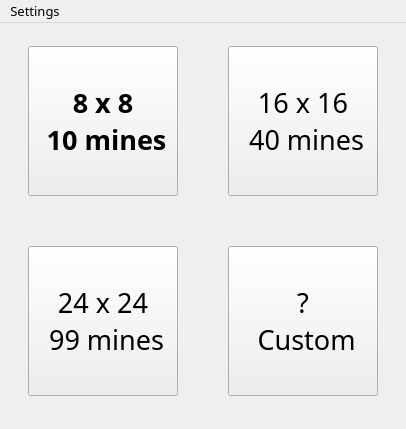
Mehran1383/Minesweeper, file src/mainwindow.ui: the form before one commit.
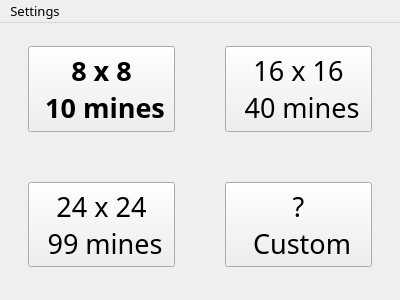
The form after the commit. The open tabs and pages were chosen to show the change.

Diff of the .ui file:
```diff
--- a/src/mainwindow.ui
+++ b/src/mainwindow.ui
@@ -6,8 +6,8 @@
    <rect>
     <x>0</x>
     <y>0</y>
-    <width>406</width>
-    <height>429</height>
+    <width>400</width>
+    <height>300</height>
    </rect>
   </property>
   <property name="sizePolicy">
@@ -70,8 +70,8 @@
            <widget class="QPushButton" name="mode3">
             <property name="minimumSize">
              <size>
-              <width>150</width>
-              <height>150</height>
+              <width>70</width>
+              <height>50</height>
              </size>
             </property>
             <property name="maximumSize">
@@ -101,8 +101,8 @@
            <widget class="QPushButton" name="customMode">
             <property name="minimumSize">
              <size>
-              <width>150</width>
-              <height>150</height>
+              <width>70</width>
+              <height>50</height>
              </size>
             </property>
             <property name="maximumSize">
@@ -130,8 +130,8 @@
            <widget class="QPushButton" name="mode1">
             <property name="minimumSize">
              <size>
-              <width>150</width>
-              <height>150</height>
+              <width>70</width>
+              <height>50</height>
              </size>
             </property>
             <property name="maximumSize">
@@ -173,8 +173,8 @@
            <widget class="QPushButton" name="mode2">
             <property name="minimumSize">
              <size>
-              <width>150</width>
-              <height>150</height>
+              <width>70</width>
+              <height>50</height>
              </size>
             </property>
             <property name="maximumSize">
@@ -339,7 +339,7 @@
     <rect>
      <x>0</x>
      <y>0</y>
-     <width>406</width>
+     <width>400</width>
      <height>23</height>
     </rect>
    </property>
```
Left out of the diff: 2 changed lines with no effect on the pictures.
